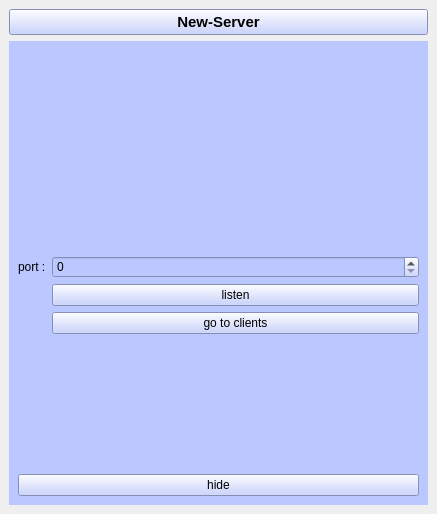
Above: Server/my_server.ui from amirbarari/NetWork-project-1 before the change. Below: the same form after it.
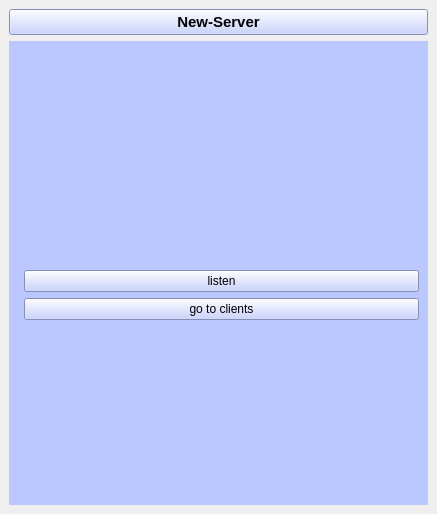
That is the form after the change. The open tabs and pages were chosen to show the change.

The edit to the form file:
```diff
--- a/Server/my_server.ui
+++ b/Server/my_server.ui
@@ -89,14 +89,7 @@
         </item>
         <item>
          <layout class="QFormLayout" name="formLayout">
-          <item row="0" column="0">
-           <widget class="QLabel" name="label">
-            <property name="text">
-             <string>port :</string>
-            </property>
-           </widget>
-          </item>
-          <item row="1" column="1">
+          <item row="0" column="1">
            <widget class="QPushButton" name="listen_btn">
             <property name="cursor">
              <cursorShape>OpenHandCursor</cursorShape>
@@ -106,14 +99,7 @@
             </property>
            </widget>
           </item>
-          <item row="0" column="1">
-           <widget class="QSpinBox" name="spinBox">
-            <property name="maximum">
-             <number>9999</number>
-            </property>
-           </widget>
-          </item>
-          <item row="2" column="1">
+          <item row="1" column="1">
            <widget class="QPushButton" name="go_to_clients">
             <property name="cursor">
              <cursorShape>OpenHandCursor</cursorShape>
@@ -141,13 +127,6 @@
           </property>
          </spacer>
         </item>
-        <item>
-         <widget class="QPushButton" name="pushButton_2">
-          <property name="text">
-           <string>hide</string>
-          </property>
-         </widget>
-        </item>
        </layout>
       </widget>
       <widget class="QWidget" name="page_2">
```
Left out of the diff: 13 changed lines with no effect on the pictures.
